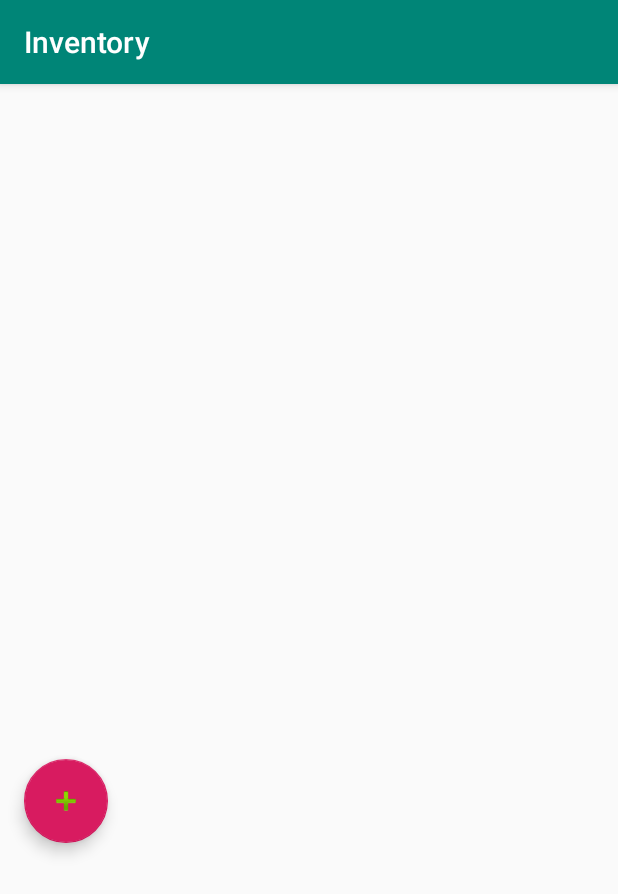
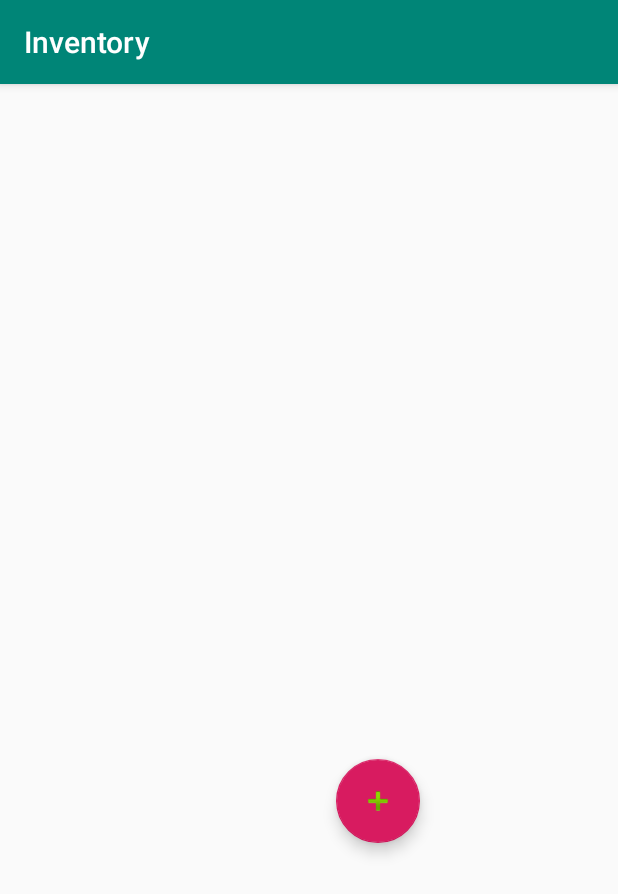
Before and after one commit to klintwales/Inventory, an Android app: the screen it shows after launch (MainActivity), on a phone screen of 412 x 824 dp. Shown: the top 894 px of the screen. Run offline under Robolectric (Android 15) with nearby library versions, the light colour scheme and no system bars.

Commit message:
wrap content test push

```diff
--- a/app/src/main/res/layout/activity_main.xml
+++ b/app/src/main/res/layout/activity_main.xml
@@ -8,7 +8,7 @@
 
     <com.google.android.material.floatingactionbutton.FloatingActionButton
         android:id="@+id/fab"
-        android:layout_width="0dp"
+        android:layout_width="wrap_content"
         android:layout_height="wrap_content"
         android:layout_gravity="end|bottom"
         android:layout_margin="16dp"
--- a/build.gradle
+++ b/build.gradle
@@ -7,7 +7,7 @@ buildscript {
 
     }
     dependencies {
-        classpath 'com.android.tools.build:gradle:3.4.1'
+        classpath 'com.android.tools.build:gradle:3.5.3'
         classpath 'com.google.gms:google-services:4.3.3'
 
         // NOTE: Do not place your application dependencies here; they belong
```
Also changed, not shown: gradle/wrapper/gradle-wrapper.properties.
